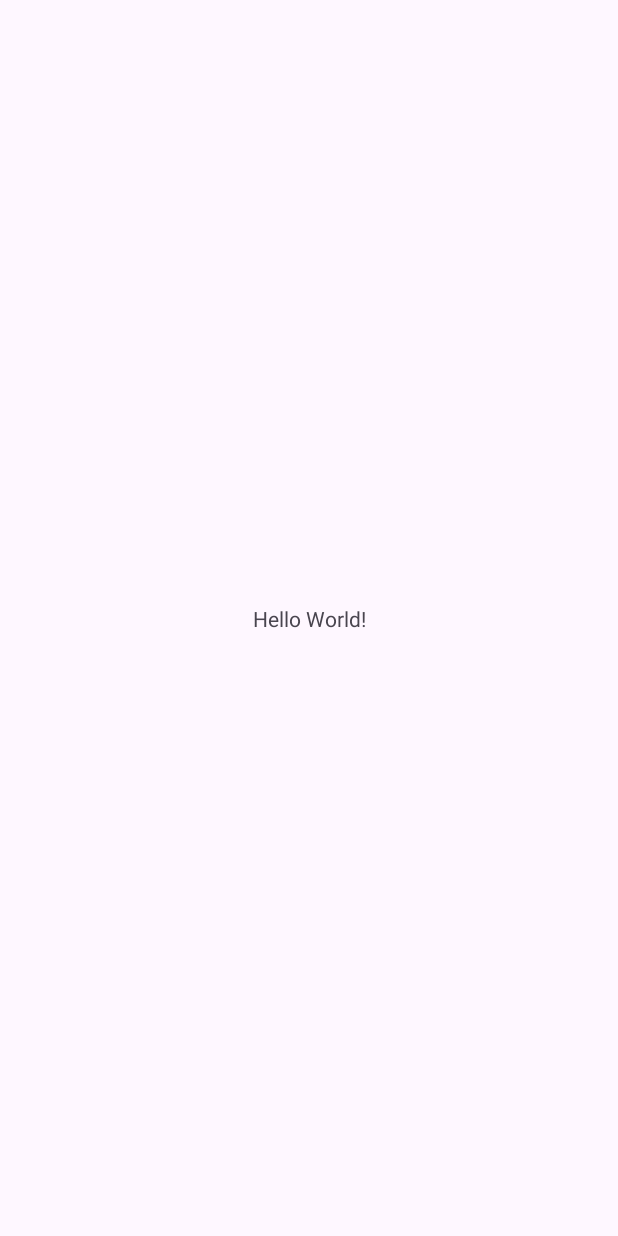
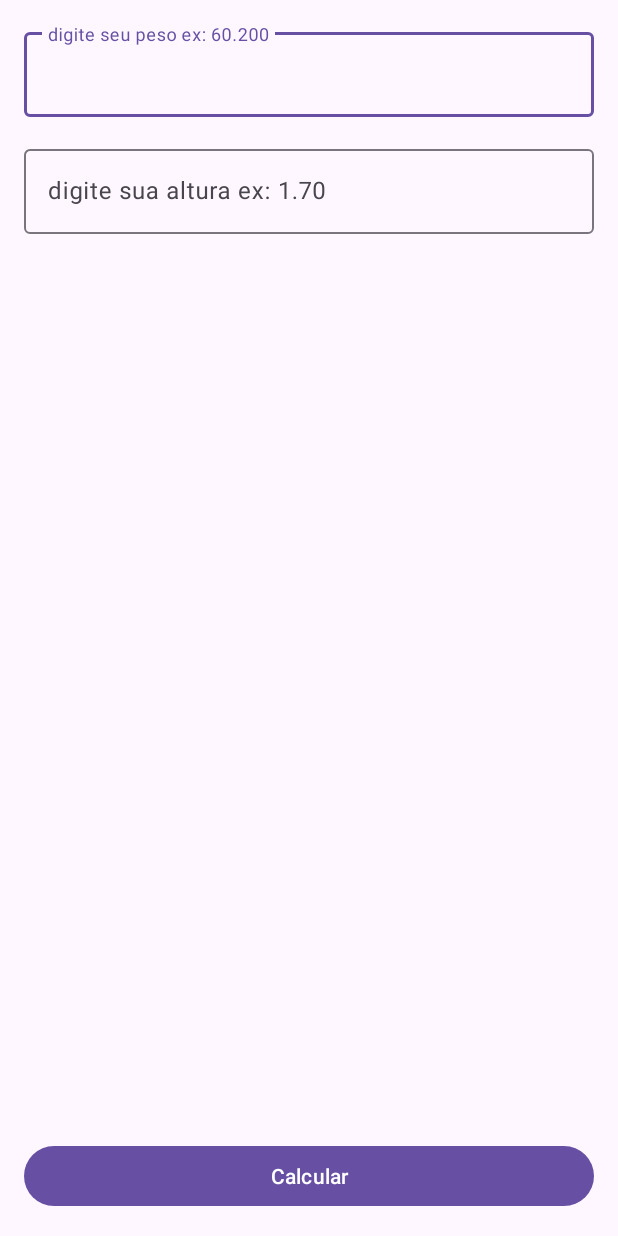
Before and after one commit to igorlopessilva99/CalculadoraImc, an Android app: the screen it shows after launch (MainActivity), on a phone screen of 412 x 824 dp. Before the commit the screen is almost empty. Run offline under Robolectric (Android 15) with nearby library versions, the phone set to English and light mode, and no system bars.

Commit message:
Tela inicial edittext

```diff
--- a/app/src/main/java/com/comunidadedevspace/imc/MainActivity.kt
+++ b/app/src/main/java/com/comunidadedevspace/imc/MainActivity.kt
@@ -2,10 +2,34 @@ package com.comunidadedevspace.imc
 
 import androidx.appcompat.app.AppCompatActivity
 import android.os.Bundle
+import android.widget.Button
+import android.widget.EditText
+import androidx.lifecycle.findViewTreeViewModelStoreOwner
+import com.google.android.material.textfield.TextInputEditText
+import com.google.android.material.textfield.TextInputLayout
 
 class MainActivity : AppCompatActivity() {
     override fun onCreate(savedInstanceState: Bundle?) {
         super.onCreate(savedInstanceState)
         setContentView(R.layout.activity_main)
+
+        // Recuperar os componentes EditText
+        // Criar uma variavel e associar o componente de UI <EditText>
+        // Recuperar o botao da tela
+
+        // Colocar acao no botao setOnClickListener
+        // Recuperar o  texto digitado no edt peso
+
+        val edtPeso= findViewById<TextInputEditText>(R.id.edt_peso)
+        val edtAltura= findViewById<TextInputEditText>(R.id.edt_altura)
+
+        val btnCalcular= findViewById<Button>(R.id.btn_calcular)
+
+        btnCalcular.setOnClickListener {
+            val peso= edtPeso.text
+            val altura= edtAltura.text
+            println("Roque acao do botao" + peso)
+
+        }
     }
 }
--- a/app/src/main/res/layout/activity_main.xml
+++ b/app/src/main/res/layout/activity_main.xml
@@ -6,13 +6,48 @@
     android:layout_height="match_parent"
     tools:context=".MainActivity">
 
-    <TextView
-        android:layout_width="wrap_content"
+
+    <Button
+        android:id="@+id/btn_calcular"
+        android:layout_width="match_parent"
+        android:layout_margin="16dp"
         android:layout_height="wrap_content"
-        android:text="Hello World!"
+        android:text="Calcular"
         app:layout_constraintBottom_toBottomOf="parent"
         app:layout_constraintEnd_toEndOf="parent"
+        app:layout_constraintStart_toStartOf="parent" />
+
+    <com.google.android.material.textfield.TextInputLayout
+        android:id="@+id/textInputLayout2"
+        android:layout_width="match_parent"
+        android:layout_height="wrap_content"
+        android:layout_margin="16dp"
+        app:layout_constraintEnd_toEndOf="parent"
         app:layout_constraintStart_toStartOf="parent"
-        app:layout_constraintTop_toTopOf="parent" />
+        app:layout_constraintTop_toTopOf="parent">
+
+        <com.google.android.material.textfield.TextInputEditText
+            android:id="@+id/edt_peso"
+            android:layout_width="match_parent"
+            android:layout_height="wrap_content"
+            android:hint="digite seu peso ex: 60.200"
+            android:inputType="numberDecimal" />
+    </com.google.android.material.textfield.TextInputLayout>
+
+    <com.google.android.material.textfield.TextInputLayout
+        android:layout_width="match_parent"
+        android:layout_height="wrap_content"
+        android:layout_margin="16dp"
+        app:layout_constraintEnd_toEndOf="parent"
+        app:layout_constraintStart_toStartOf="parent"
+        app:layout_constraintTop_toBottomOf="@+id/textInputLayout2">
+
+        <com.google.android.material.textfield.TextInputEditText
+            android:id="@+id/edt_altura"
+            android:layout_width="match_parent"
+            android:layout_height="wrap_content"
+            android:hint="digite sua altura ex: 1.70"
+            android:inputType="numberDecimal" />
+    </com.google.android.material.textfield.TextInputLayout>
 
 </androidx.constraintlayout.widget.ConstraintLayout>
```
